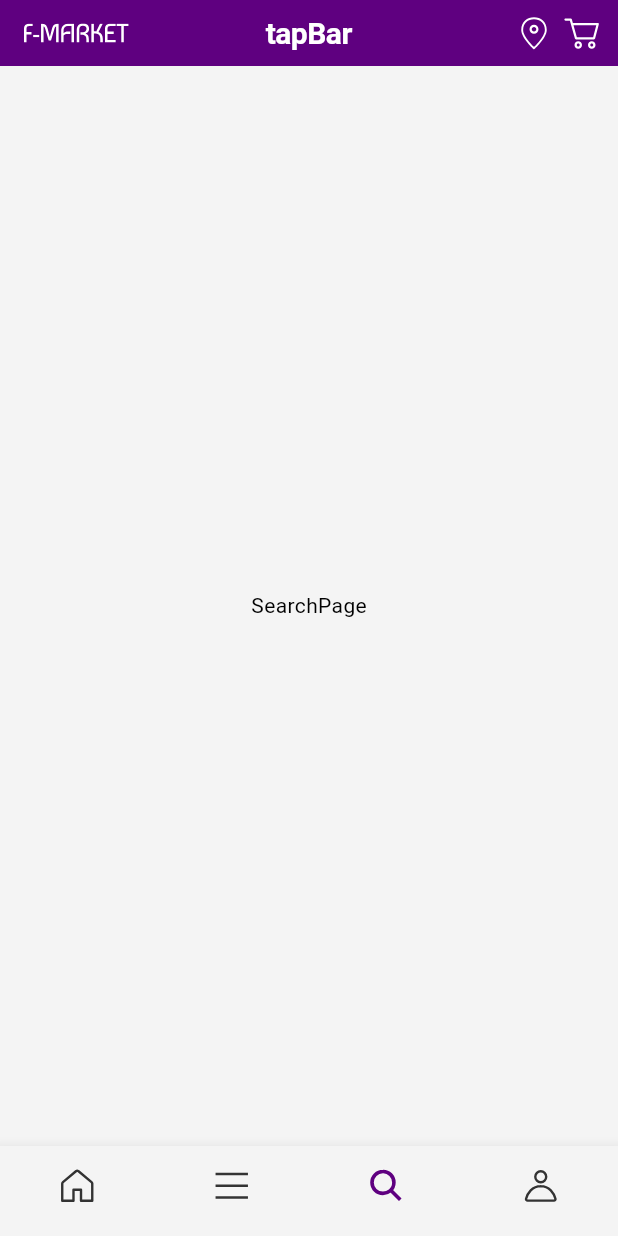
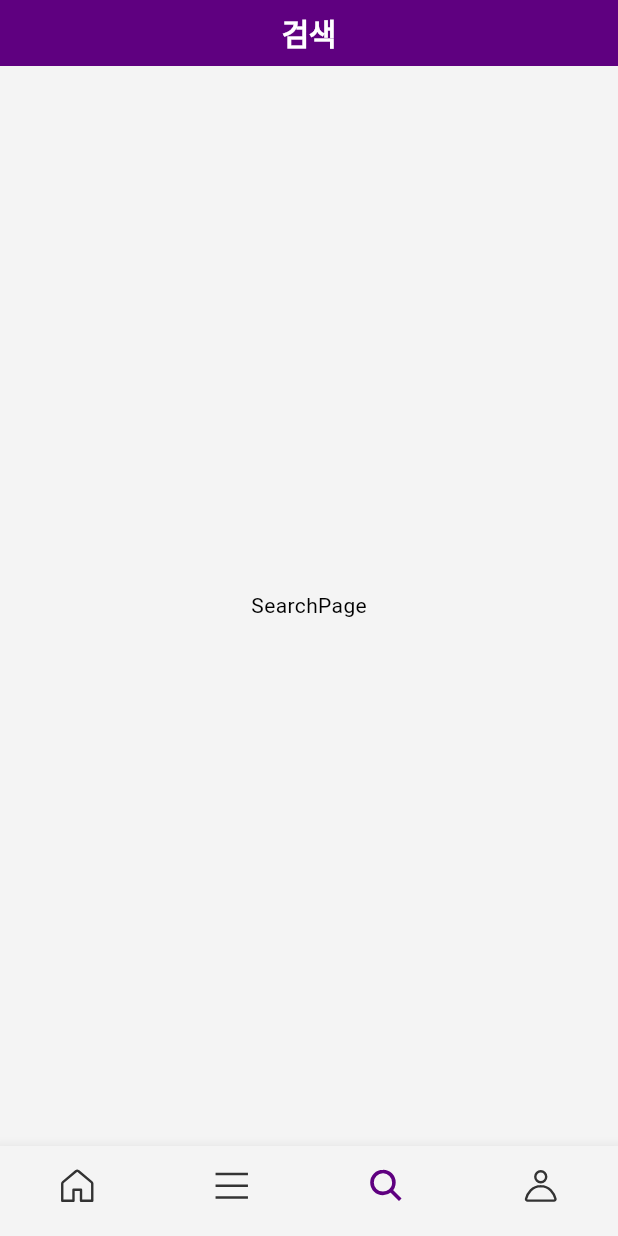
Before and after one commit to ParkJS09/flutter_commerce, a Flutter app: the screen it shows after launch, item 3 of the bottom bar chosen, on a phone screen of 412 x 824 dp. Run offline on Flutter 3.47's test engine with Material 3 defaults, Android fonts, the phone set to English and light mode, and no system bars; our stand-ins replace flutter_bloc, flutter_svg, go_router; Roboto replaces fonts that are missing (Pretendard).

Commit message:
[MainPage] TopAppBar Component 분리

```diff
--- /dev/null
+++ b/lib/presentation/main/component/top_app_bar/default_app_bar.dart
@@ -0,0 +1,32 @@
+import 'package:flutter/material.dart';
+import 'package:flutter_commerce/presentation/main/cubit/bottom_nav_cubit.dart';
+import 'package:flutter_svg/svg.dart';
+
+import '../../../../core/theme/constant/app_icons.dart';
+
+class DefaultAppBar extends StatelessWidget {
+  const DefaultAppBar(this.bottomNav, {super.key});
+
+  final BottomNav bottomNav;
+
+  @override
+  Widget build(BuildContext context) {
+    return Container(
+      //Container를 활용하여 AppBar 영역 패딩 적용
+      padding: const EdgeInsets.symmetric(vertical: 6, horizontal: 8),
+      color: Theme.of(context).colorScheme.primary,
+      child: AppBar(
+        title: Text(
+          bottomNav.toName,
+          style: TextStyle(
+            color: Colors.white,
+            fontSize: 20,
+            fontWeight: FontWeight.bold,
+          ),
+        ),
+        backgroundColor: Colors.transparent,
+        centerTitle: true,
+      ),
+    );
+  }
+}
--- /dev/null
+++ b/lib/presentation/main/component/top_app_bar/top_app_bar.dart
@@ -0,0 +1,27 @@
+import 'package:flutter/material.dart';
+import 'package:flutter_bloc/flutter_bloc.dart';
+
+import '../../cubit/bottom_nav_cubit.dart';
+import 'default_app_bar.dart';
+import 'home_app_bar.dart';
+
+class TopAppBar extends StatelessWidget implements PreferredSizeWidget {
+  const TopAppBar({super.key});
+
+  @override
+  Widget build(BuildContext context) {
+    return BlocBuilder<BottomNavCubit, BottomNav>(builder: (_, state) {
+      switch (state) {
+        case BottomNav.home:
+          return const HomeAppBar();
+        case BottomNav.category:
+        case BottomNav.search:
+        case BottomNav.user:
+          return DefaultAppBar(state);
+      }
+    });
+  }
+
+  @override
+  Size get preferredSize => Size.fromHeight(44);
+}
--- a/lib/presentation/main/main_screen.dart
+++ b/lib/presentation/main/main_screen.dart
@@ -7,6 +7,7 @@ import '../category/category_page.dart';
 import '../home/home_page.dart';
 import '../search/search_page.dart';
 import '../user/user_page.dart';
+import 'component/top_app_bar/top_app_bar.dart';
 import 'cubit/bottom_nav_cubit.dart';
 
 class MainScreen extends StatelessWidget {
@@ -27,58 +28,7 @@ class MainScreenView extends StatelessWidget {
   @override
   Widget build(BuildContext context) {
     return Scaffold(
-      appBar: PreferredSize(
-        //appBar 높이 설정
-        preferredSize: Size.fromHeight(
-          44.0,
-        ),
-        child: Container(
-          //Container를 활용하여 AppBar 영역 패딩 적용
-          padding: const EdgeInsets.symmetric(vertical: 6, horizontal: 8),
-          color: Theme.of(context).colorScheme.primary,
-          child: AppBar(
-            leading: Padding(
-              padding: const EdgeInsets.all(8.0),
-              child: SvgPicture.asset(
-                AppIcons.mainLogo,
-              ),
-            ),
-            title: Text(
-              'tapBar',
-              style: TextStyle(
-                color: Colors.white,
-                fontSize: 20,
-                fontWeight: FontWeight.bold,
-              ),
-            ),
-            actions: [
-              Padding(
-                padding: const EdgeInsets.all(4.0),
-                child: SvgPicture.asset(
-                  AppIcons.location,
-                  colorFilter: ColorFilter.mode(
-                    Theme.of(context).colorScheme.background,
-                    BlendMode.srcIn,
-                  ),
-                ),
-              ),
-              Padding(
-                padding: const EdgeInsets.all(4.0),
-                child: SvgPicture.asset(
-                  AppIcons.cart,
-                  colorFilter: ColorFilter.mode(
-                    Theme.of(context).colorScheme.background,
-                    BlendMode.srcIn,
-                  ),
-                ),
-              )
-            ],
-            backgroundColor: Colors.transparent,
-            centerTitle: true,
-            leadingWidth: 86,
-          ),
-        ),
-      ),
+      appBar: const TopAppBar(),
       body: BlocBuilder<BottomNavCubit, BottomNav>(
         builder: (_, state) {
           switch (state) {
@@ -99,10 +49,13 @@ class MainScreenView extends StatelessWidget {
             items: List.generate(
               BottomNav.values.length,
               (index) => BottomNavigationBarItem(
-                icon: SvgPicture.asset(BottomNav.values[index].icon),
+                icon: SvgPicture.asset(
+                  BottomNav.values[index].icon,
+                ),
                 label: BottomNav.values[index].toName,
-                activeIcon:
-                    SvgPicture.asset(BottomNav.values[index].activeIcon),
+                activeIcon: SvgPicture.asset(
+                  BottomNav.values[index].activeIcon,
+                ),
               ),
             ),
             onTap: (index) => context.read<BottomNavCubit>().changeIndex(index),
```
Also changed, not shown: lib/presentation/main/component/top_app_bar/home_app_bar.dart (added, +58 -0 lines).
